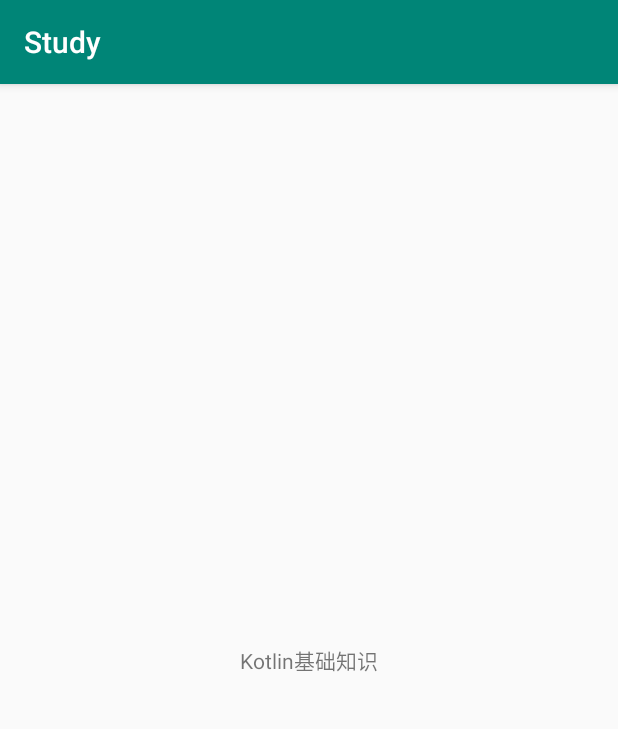
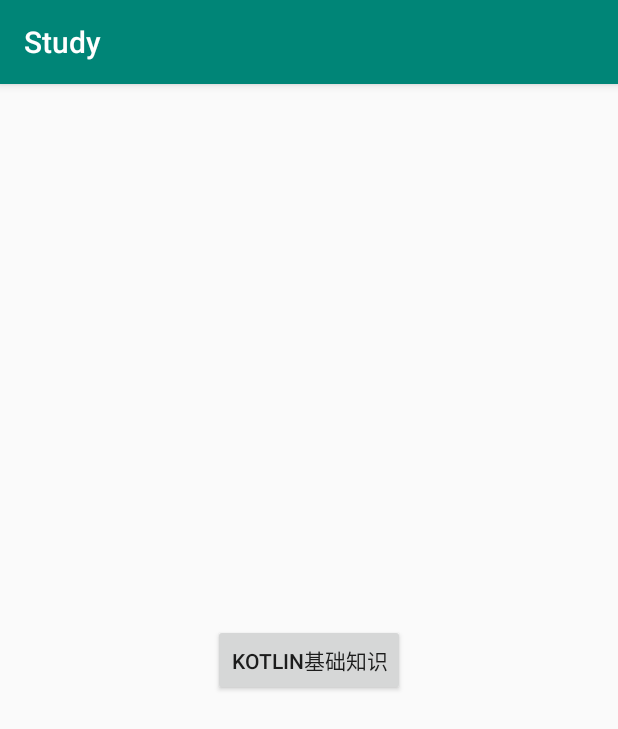
Before and after one commit to YinWuteng/StudyApp, an Android app: the KotlinActivity screen opened directly, with no data from a screen before it, on a phone screen of 412 x 824 dp. Shown: the top 729 px of the screen. Run offline under Robolectric (Android 15) with nearby library versions, the phone set to English and light mode, and no system bars.

Commit message:
增加kotlin基础知识

```diff
--- a/app/src/main/java/com/study/kotlin/KotlinActivity.java
+++ b/app/src/main/java/com/study/kotlin/KotlinActivity.java
@@ -1,12 +1,19 @@
 package com.study.kotlin;
 
+import android.content.Intent;
+import android.view.View;
+import android.widget.Button;
+
 import com.study.R;
+import com.study.algorithm.AlgorithmWebActivity;
 import com.study.base.BaseActivity;
 
 /**
  * kotlin知识
  */
-public class KotlinActivity extends BaseActivity {
+public class KotlinActivity extends BaseActivity implements View.OnClickListener {
+
+    private Button btnKtBase;
 
     @Override
     protected int getLayoutId() {
@@ -15,6 +22,19 @@ public class KotlinActivity extends BaseActivity {
 
     @Override
     protected void findId() {
+        btnKtBase = findViewById(R.id.btn_kt_base);
+        btnKtBase.setOnClickListener(this);
+    }
 
+    @Override
+    public void onClick(View v) {
+        switch (v.getId()) {
+            case R.id.btn_kt_base:
+                Intent intent = new Intent();
+                intent.setClass(this, AlgorithmWebActivity.class);
+                intent.putExtra("url", "https://github.com/YinWuteng/StudyApp/blob/master/app/src/main/java/com/study/java/kt_base");
+                startActivity(intent);
+                break;
+        }
     }
 }
--- a/app/src/main/res/layout/activity_kotlin.xml
+++ b/app/src/main/res/layout/activity_kotlin.xml
@@ -1,11 +1,12 @@
 <?xml version="1.0" encoding="utf-8"?>
-<RelativeLayout
-    xmlns:android="http://schemas.android.com/apk/res/android" android:layout_width="match_parent"
+<RelativeLayout xmlns:android="http://schemas.android.com/apk/res/android"
+    android:layout_width="match_parent"
     android:layout_height="match_parent">
-<TextView
-    android:layout_width="wrap_content"
-    android:layout_height="wrap_content"
-    android:text="Kotlin基础知识"
-    android:layout_centerInParent="true"
-    />
+
+    <Button
+        android:id="@+id/btn_kt_base"
+        android:layout_width="wrap_content"
+        android:layout_height="wrap_content"
+        android:layout_centerInParent="true"
+        android:text="Kotlin基础知识" />
 </RelativeLayout>
```
Also changed, not shown: app/src/main/java/com/study/algorithm/AlgorithmActivity.java (+23 -1 lines), 2 other files.
